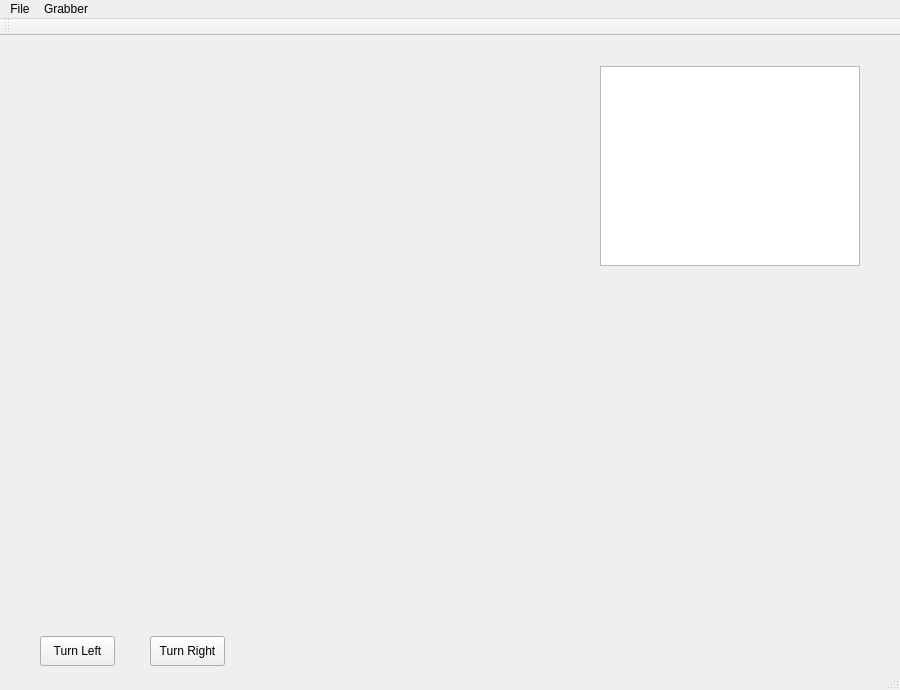
Qt form 3D/3D/mainwindow.ui (WSX741405/3D) before a commit.
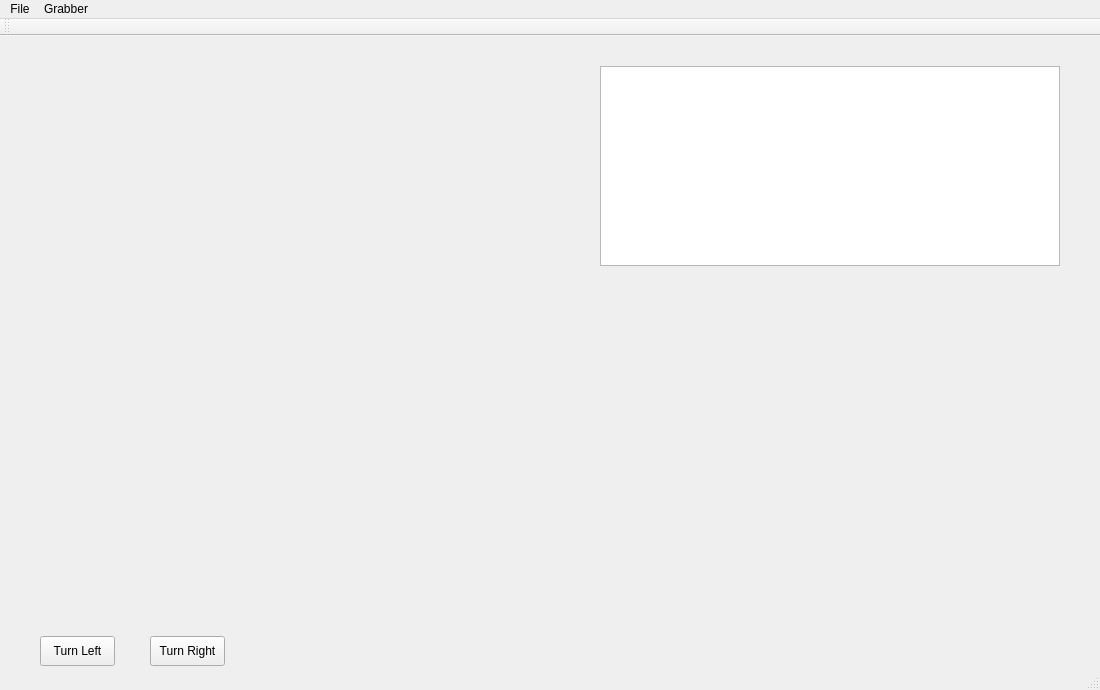
The same form after that commit.

Commit message: version 2.1.7 1. point cloud model 2. choose display point cloud

```diff
--- a/3D/3D/mainwindow.ui
+++ b/3D/3D/mainwindow.ui
@@ -6,7 +6,7 @@
    <rect>
     <x>0</x>
     <y>0</y>
-    <width>900</width>
+    <width>1100</width>
     <height>690</height>
    </rect>
   </property>
@@ -40,12 +40,12 @@
      <string>Turn Right</string>
     </property>
    </widget>
-   <widget class="QTableView" name="tableView">
+   <widget class="QTableWidget" name="_pointCloudTable">
     <property name="geometry">
      <rect>
       <x>600</x>
       <y>30</y>
-      <width>260</width>
+      <width>460</width>
       <height>200</height>
      </rect>
     </property>
@@ -56,7 +56,7 @@
     <rect>
      <x>0</x>
      <y>0</y>
-     <width>900</width>
+     <width>1100</width>
      <height>21</height>
     </rect>
    </property>
```
The commit also changes 18 other files.
